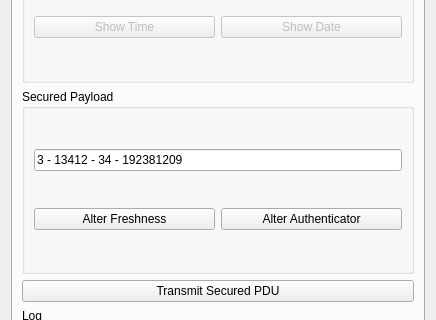
First picture: the form in GUI/GUI.ui, repository HosamAboabla/Autosar_SecOC, before the edit; both pictures show x 0 to 436 and y 177 to 497 of the 436 by 665 pixel window.
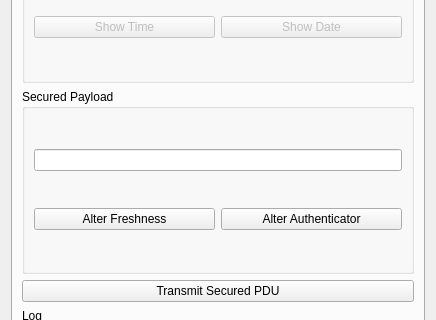
Second picture: the form after the edit. Custom widgets are drawn as their Qt base class.

Commit message: Changed the linedit components' names to a proper one

```diff
--- a/GUI/GUI.ui
+++ b/GUI/GUI.ui
@@ -162,7 +162,7 @@
              <bool>false</bool>
             </property>
             <property name="text">
-             <string>3 - 13412 - 34 - 192381209</string>
+             <string/>
             </property>
             <property name="dragEnabled">
              <bool>false</bool>
```
Left out of the diff: 6 changed lines with no effect on the pictures. The commit also changes 1 other file.
